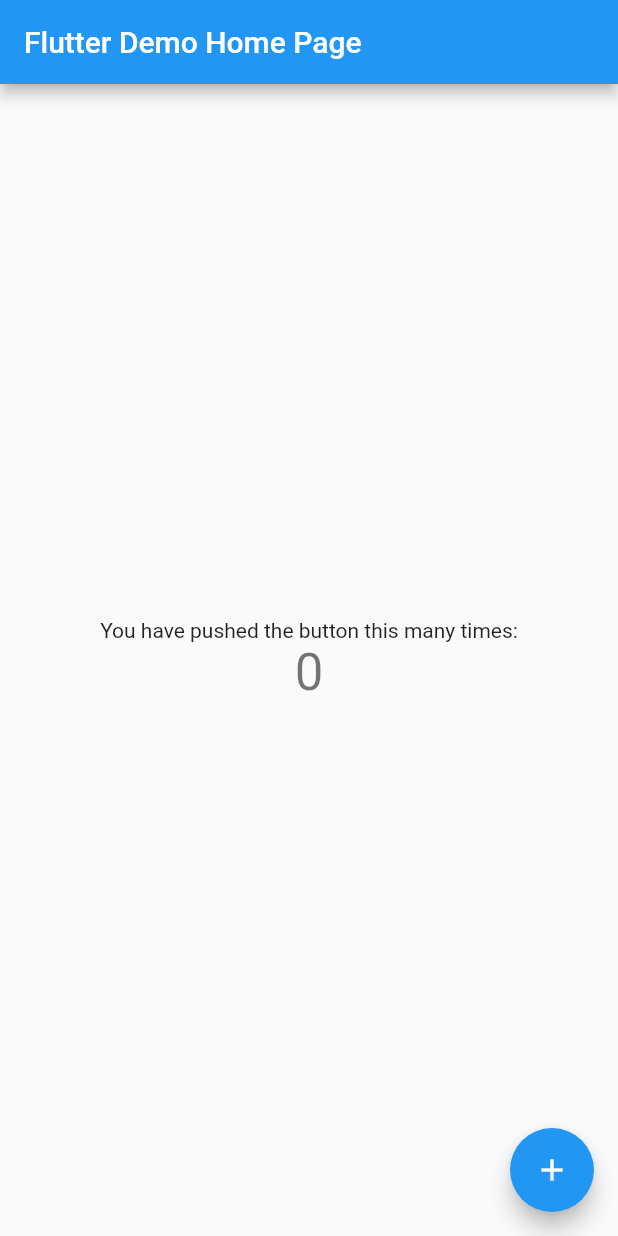
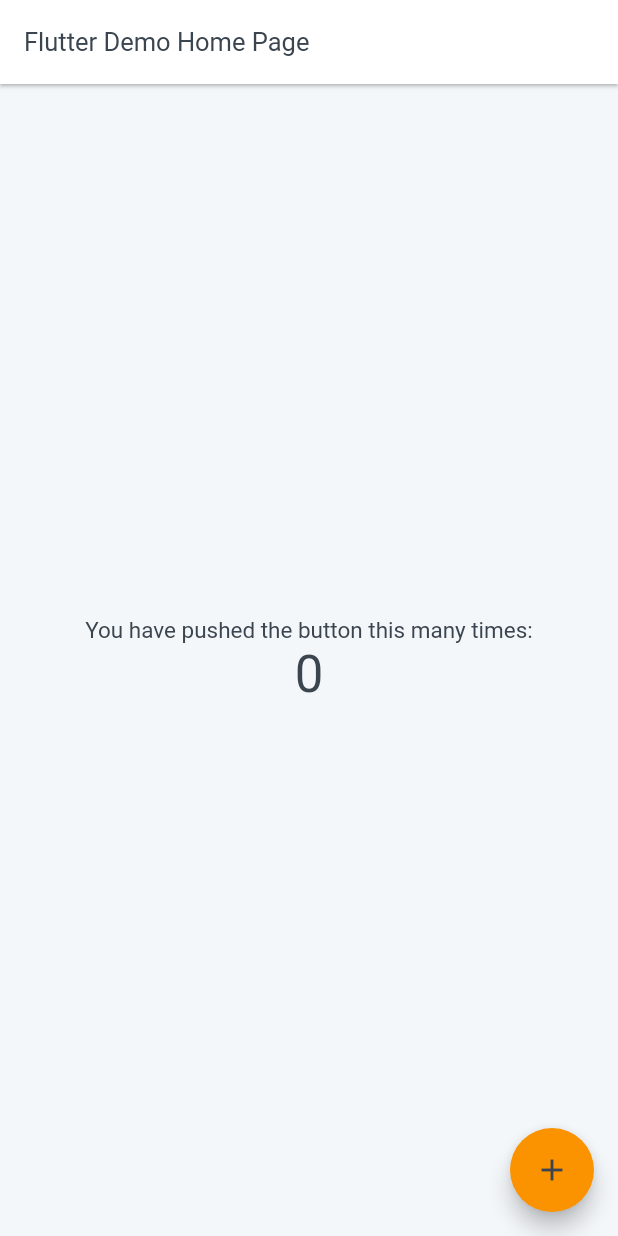
Before and after one commit to niuxinhuai/flutter_weibo, a Flutter app: the screen it shows after launch, on a phone screen of 412 x 824 dp. Run offline on Flutter 3.47's test engine with Material 2 defaults, Android fonts, the phone set to English and light mode, and no system bars; our stand-ins replace dio; Roboto replaces fonts that are missing (notosans).

```diff
--- /dev/null
+++ b/lib/const/theme.dart
@@ -0,0 +1,260 @@
+import 'colors.dart';
+import 'package:flutter/material.dart';
+
+///https://material.io/design/color/#color-theme-creation
+final ThemeData gpTheme = ThemeData(
+  dividerColor: GpColors.divider,
+  primarySwatch: GpColors.primary,
+  primaryColor: GpColors.primary,
+  //前景色
+  accentColor: GpColors.secondary,
+  brightness: Brightness.light,
+  scaffoldBackgroundColor: GpColors.backgroundColor,
+  backgroundColor: GpColors.backgroundColor,
+  //checkbox radio switch 选中颜色
+  toggleableActiveColor: GpColors.primary,
+  disabledColor: GpColors.disableColor,
+  unselectedWidgetColor: GpColors.disableColor,
+  cardColor: GpColors.foregroundColor,
+  hintColor: GpColors.hintTextColor,
+  errorColor: GpColors.hintErrorTextColor,
+  bottomAppBarColor: GpColors.foregroundColor,
+  canvasColor: GpColors.backgroundColor,
+  //InkWell按下效果
+  highlightColor: GpColors.keyboardPressBgColor,
+  //InkWell波纹扩散颜色
+  splashColor: Color(0x66c8c8c8),
+  //选择行颜色
+  selectedRowColor: Color(0xfff5f5f5),
+  secondaryHeaderColor: Color(0xffe3f2fd),
+
+  indicatorColor: GpColors.indicatorSelectColor,
+
+  fontFamily: 'notosans',
+
+  colorScheme: ColorScheme(
+    primary: GpColors.primary,
+
+    //夜间模式
+    primaryVariant: GpColors.primary,
+    secondary: GpColors.secondary,
+    secondaryVariant: GpColors.secondary,
+
+    //前景色
+    surface: GpColors.foregroundColor,
+    background: GpColors.backgroundColor,
+    error: GpColors.hintErrorTextColor,
+
+    //在primary位置的字的颜色
+    onPrimary: GpColors.normalTextColor,
+    onSecondary: GpColors.normalTextColor,
+    onSurface: GpColors.normalTextColor,
+    onBackground: GpColors.normalTextColor,
+    onError: GpColors.hintErrorTextColor,
+    brightness: Brightness.light,
+  ),
+
+  ///appBarTheme
+  appBarTheme: AppBarTheme(
+      textTheme: TextTheme(
+          title: TextStyle(
+        color: GpColors.appbarTextColor,
+        fontSize: 17,
+        fontWeight: FontWeight.w400,
+        fontStyle: FontStyle.normal,
+      )),
+      color: GpColors.foregroundColor,
+      actionsIconTheme: IconThemeData(color: GpColors.appbarIconColor),
+      iconTheme: IconThemeData(color: GpColors.appbarIconColor),
+      elevation: 1),
+
+  tabBarTheme: TabBarTheme(
+    indicatorSize: TabBarIndicatorSize.label,
+    // indicator: UnderlineTabIndicator(
+    //     borderSide: BorderSide(color: GpColors.indicatorSelectColor, width: 2)),
+    labelColor: GpColors.normalTextColor,
+    unselectedLabelColor: GpColors.normalTextColor,
+  ),
+  buttonTheme: ButtonThemeData(
+    textTheme: ButtonTextTheme.normal,
+    padding: EdgeInsets.only(top: 9, bottom: 9, left: 16.0, right: 16.0),
+    shape: RoundedRectangleBorder(
+      side: BorderSide(
+        color: GpColors.yellowBtnBgColor,
+        width: 0,
+        style: BorderStyle.none,
+      ),
+      borderRadius: BorderRadius.all(Radius.circular(100.0)),
+    ),
+    alignedDropdown: false,
+    buttonColor: GpColors.yellowBtnBgColor,
+    disabledColor: GpColors.disableColor,
+    highlightColor: GpColors.yellowBtnBgColor,
+//    splashColor: Color(0x1f000000),
+  ),
+
+  ///icon
+  iconTheme: IconThemeData(
+    color: GpColors.appbarIconColor,
+    opacity: 1.0,
+    size: 24.0,
+  ),
+  primaryIconTheme: IconThemeData(
+    color: GpColors.appbarIconColor,
+    opacity: 1.0,
+    size: 24.0,
+  ),
+  accentIconTheme: IconThemeData(
+    color: GpColors.appbarIconColor,
+    opacity: 1.0,
+    size: 24.0,
+  ),
+  dialogTheme: DialogTheme(
+      backgroundColor: GpColors.foregroundColor,
+      shape: RoundedRectangleBorder(
+//        side: BorderSide(
+//          color: Color(0xff000000),
+//          width: 0.0,
+//          style: BorderStyle.none,
+//        ),
+        borderRadius: BorderRadius.all(Radius.circular(8)),
+      ),
+      elevation: 24,
+      titleTextStyle: TextStyle(
+        color: GpColors.normalTextColor,
+        fontSize: 18.0,
+        fontWeight: FontWeight.w400,
+        fontStyle: FontStyle.normal,
+      ),
+      contentTextStyle: TextStyle(
+        color: GpColors.normalTextColor,
+        fontSize: 15.0,
+        fontWeight: FontWeight.w400,
+        fontStyle: FontStyle.normal,
+      )),
+
+  textTheme: TextTheme(
+    display4: TextStyle(
+      color: GpColors.normalTextColor,
+      fontSize: 96.0,
+      fontWeight: FontWeight.w300,
+      fontStyle: FontStyle.normal,
+    ),
+    //showDatePicker里的date使用
+    display3: TextStyle(
+      color: GpColors.normalTextColor,
+      fontSize: 60.0,
+      fontWeight: FontWeight.w300,
+      fontStyle: FontStyle.normal,
+    ),
+    display2: TextStyle(
+      color: GpColors.normalTextColor,
+      fontSize: 48.0,
+      fontWeight: FontWeight.w400,
+      fontStyle: FontStyle.normal,
+    ),
+    display1: TextStyle(
+      color: GpColors.normalTextColor,
+      fontSize: 34.0,
+      fontWeight: FontWeight.w400,
+      fontStyle: FontStyle.normal,
+    ),
+
+    ///大标题  例如：showDatePicker里的month、year使用
+    headline: TextStyle(
+      color: GpColors.normalTextColor,
+      fontSize: 19.0,
+      fontWeight: FontWeight.w500,
+      fontStyle: FontStyle.normal,
+    ),
+
+    ///中标题  例如：AppBar.title和AlertDialog.title
+    title: TextStyle(
+      color: GpColors.normalTextColor,
+      fontSize: 17.0,
+      fontWeight: FontWeight.w400,
+      fontStyle: FontStyle.normal,
+    ),
+
+    ///次标题  例如：ListView 中ListTile.title
+    subhead: TextStyle(
+      color: GpColors.normalSubTextColor,
+      fontSize: 15.0,
+      fontWeight: FontWeight.w400,
+      fontStyle: FontStyle.normal,
+    ),
+
+    ///小标题
+    subtitle: TextStyle(
+      color: GpColors.normalTextColor,
+      fontSize: 13.0,
+      fontWeight: FontWeight.w400,
+      fontStyle: FontStyle.normal,
+    ),
+
+    ///默认
+    body1: TextStyle(
+      color: GpColors.normalTextColor,
+      fontSize: 15.0,
+      fontWeight: FontWeight.w400,
+      fontStyle: FontStyle.normal,
+    ),
+
+    ///说明文字
+    body2: TextStyle(
+      color: GpColors.normalTextColor,
+      fontSize: 13.0,
+      fontWeight: FontWeight.w400,
+      fontStyle: FontStyle.normal,
+    ),
+
+    ///图表的标题栏
+    caption: TextStyle(
+      color: GpColors.normalTextColor,
+      fontSize: 12.0,
+      fontWeight: FontWeight.w400,
+      fontStyle: FontStyle.normal,
+    ),
+
+    ///按钮
+    button: TextStyle(
+      color: GpColors.yellowBtnTextColor,
+      fontSize: 17.0,
+      fontWeight: FontWeight.w400,
+      fontStyle: FontStyle.normal,
+    ),
+
+    overline: TextStyle(
+      color: GpColors.normalTextColor,
+      fontSize: 10.0,
+      fontWeight: FontWeight.w400,
+      fontStyle: FontStyle.normal,
+    ),
+  ),
+);
+
+class GpOtherTheme {
+  ///中标题灰色
+  static TextStyle titleGrey(BuildContext context) {
+    return Theme.of(context)
+        .textTheme
+        .title
+        .copyWith(color: GpColors.hintTextColor);
+  }
+
+  ///次标题灰色
+  static TextStyle subheadGrey(BuildContext context) {
+    return Theme.of(context)
+        .textTheme
+        .subhead
+        .copyWith(color: GpColors.hintTextColor);
+  }
+
+  ///小标题灰色
+  static TextStyle subtitlGrey(BuildContext context) {
+    return Theme.of(context)
+        .textTheme
+        .subtitle
+        .copyWith(color: GpColors.hintTextColor);
+  }
+}
--- a/lib/main.dart
+++ b/lib/main.dart
@@ -1,4 +1,5 @@
 import 'package:flutter/material.dart';
+import 'package:weibo_flutter/const/theme.dart';
 
 void main() => runApp(MyApp());
 
@@ -8,18 +9,7 @@ class MyApp extends StatelessWidget {
   Widget build(BuildContext context) {
     return MaterialApp(
       title: 'Flutter Demo',
-      theme: ThemeData(
-        // This is the theme of your application.
-        //
-        // Try running your application with "flutter run". You'll see the
-        // application has a blue toolbar. Then, without quitting the app, try
-        // changing the primarySwatch below to Colors.green and then invoke
-        // "hot reload" (press "r" in the console where you ran "flutter run",
-        // or simply save your changes to "hot reload" in a Flutter IDE).
-        // Notice that the counter didn't reset back to zero; the application
-        // is not restarted.
-        primarySwatch: Colors.blue,
-      ),
+      theme: gpTheme,
       home: MyHomePage(title: 'Flutter Demo Home Page'),
     );
   }
@@ -27,15 +17,6 @@ class MyApp extends StatelessWidget {
 
 class MyHomePage extends StatefulWidget {
   MyHomePage({Key key, this.title}) : super(key: key);
-
-  // This widget is the home page of your application. It is stateful, meaning
-  // that it has a State object (defined below) that contains fields that affect
-  // how it looks.
-
-  // This class is the configuration for the state. It holds the values (in this
-  // case the title) provided by the parent (in this case the App widget) and
-  // used by the build method of the State. Fields in a Widget subclass are
-  // always marked "final".
 
   final String title;
 
@@ -48,47 +29,18 @@ class _MyHomePageState extends State<MyHomePage> {
 
   void _incrementCounter() {
     setState(() {
-      // This call to setState tells the Flutter framework that something has
-      // changed in this State, which causes it to rerun the build method below
-      // so that the display can reflect the updated values. If we changed
-      // _counter without calling setState(), then the build method would not be
-      // called again, and so nothing would appear to happen.
       _counter++;
     });
   }
 
   @override
   Widget build(BuildContext context) {
-    // This method is rerun every time setState is called, for instance as done
-    // by the _incrementCounter method above.
-    //
-    // The Flutter framework has been optimized to make rerunning build methods
-    // fast, so that you can just rebuild anything that needs updating rather
-    // than having to individually change instances of widgets.
     return Scaffold(
       appBar: AppBar(
-        // Here we take the value from the MyHomePage object that was created by
-        // the App.build method, and use it to set our appbar title.
         title: Text(widget.title),
       ),
       body: Center(
-        // Center is a layout widget. It takes a single child and positions it
-        // in the middle of the parent.
         child: Column(
-          // Column is also layout widget. It takes a list of children and
-          // arranges them vertically. By default, it sizes itself to fit its
-          // children horizontally, and tries to be as tall as its parent.
-          //
-          // Invoke "debug painting" (press "p" in the console, choose the
-          // "Toggle Debug Paint" action from the Flutter Inspector in Android
-          // Studio, or the "Toggle Debug Paint" command in Visual Studio Code)
-          // to see the wireframe for each widget.
-          //
-          // Column has various properties to control how it sizes itself and
-          // how it positions its children. Here we use mainAxisAlignment to
-          // center the children vertically; the main axis here is the vertical
-          // axis because Columns are vertical (the cross axis would be
-          // horizontal).
           mainAxisAlignment: MainAxisAlignment.center,
           children: <Widget>[
             Text(
--- a/lib/service/service_helper.dart
+++ b/lib/service/service_helper.dart
@@ -17,7 +17,6 @@ class ServiceHelper {
     Options options,
     CancelToken cancelToken,
     OnUploadProgress onSendProgress,
-    OnDownloadProgress onReceiveProgress,
   }) {
     return dio
         .post<T>(path,
```
Also changed, not shown: lib/const/colors.dart (added, +71 -0 lines), lib/widget/appbar.dart (added, +54 -0 lines), lib/widget/loading.dart (added, +14 -0 lines), 1 other file.
